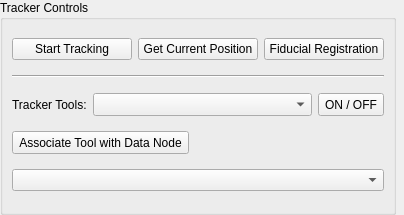
Above: Code/Gui/MITK/Modules/niftkIGIGui/ToolsGui/TrackerControlsWidget.ui from NifTK/NifTK before the change. Below: the same form after it.
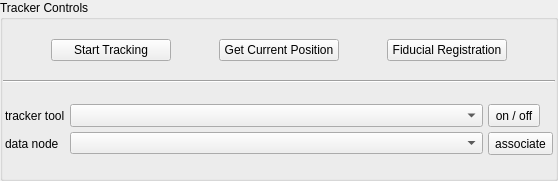
That is the form after the change. Custom widgets are drawn as their Qt base class.

Commit message: Bug #1946: Tweak layout for aesthetics

What changed in the file:
```diff
--- a/Code/Gui/MITK/Modules/niftkIGIGui/ToolsGui/TrackerControlsWidget.ui
+++ b/Code/Gui/MITK/Modules/niftkIGIGui/ToolsGui/TrackerControlsWidget.ui
@@ -6,8 +6,8 @@
    <rect>
     <x>0</x>
     <y>0</y>
-    <width>404</width>
-    <height>215</height>
+    <width>558</width>
+    <height>181</height>
    </rect>
   </property>
   <property name="sizePolicy">
@@ -19,17 +19,31 @@
   <property name="windowTitle">
    <string>Form</string>
   </property>
-  <layout class="QGridLayout" name="gridLayout">
+  <layout class="QVBoxLayout" name="verticalLayout_2">
+   <property name="spacing">
+    <number>0</number>
+   </property>
    <property name="margin">
     <number>0</number>
    </property>
-   <item row="0" column="0">
+   <item>
     <widget class="QGroupBox" name="groupBox">
      <property name="title">
       <string>Tracker Controls</string>
      </property>
-     <layout class="QGridLayout" name="gridLayout_2">
-      <item row="0" column="0">
+     <layout class="QHBoxLayout" name="horizontalLayout">
+      <property name="spacing">
+       <number>0</number>
+      </property>
+      <property name="margin">
+       <number>0</number>
+      </property>
+      <item>
+       <layout class="QVBoxLayout" name="verticalLayout">
+        <property name="spacing">
+         <number>0</number>
+        </property>
+        <item>
        <layout class="QHBoxLayout" name="horizontalLayout_2">
         <item>
          <widget class="QPushButton" name="pushButton_Tracking">
@@ -90,23 +104,29 @@
         </item>
        </layout>
       </item>
-      <item row="1" column="0">
+        <item>
        <widget class="Line" name="line">
         <property name="orientation">
          <enum>Qt::Horizontal</enum>
         </property>
        </widget>
       </item>
-      <item row="2" column="0">
-       <layout class="QHBoxLayout" name="_2">
         <item>
+         <layout class="QGridLayout" name="gridLayout">
+          <property name="margin">
+           <number>2</number>
+          </property>
+          <property name="spacing">
+           <number>5</number>
+          </property>
+          <item row="0" column="0">
          <widget class="QLabel" name="label_9">
           <property name="text">
-           <string>Tracker Tools:</string>
+             <string>tracker tool</string>
           </property>
          </widget>
         </item>
-        <item>
+          <item row="0" column="1">
          <widget class="QComboBox" name="comboBox_trackerTool">
           <property name="sizePolicy">
            <sizepolicy hsizetype="Expanding" vsizetype="Fixed">
@@ -122,7 +142,7 @@
           </property>
          </widget>
         </item>
-        <item>
+          <item row="0" column="2">
          <widget class="QToolButton" name="toolButton_Add">
           <property name="minimumSize">
            <size>
@@ -134,16 +154,28 @@
            <string>&lt;html&gt;&lt;head/&gt;&lt;body&gt;&lt;p&gt;Assign tool to tracker&lt;/p&gt;&lt;/body&gt;&lt;/html&gt;</string>
           </property>
           <property name="text">
-           <string>ON / OFF</string>
+             <string>on / off</string>
           </property>
          </widget>
         </item>
-       </layout>
-      </item>
-      <item row="4" column="0">
-       <widget class="QmitkDataStorageComboBox" name="comboBox"/>
-      </item>
-      <item row="3" column="0">
+          <item row="1" column="0">
+           <widget class="QLabel" name="label_10">
+            <property name="text">
+             <string>data node</string>
+            </property>
+           </widget>
+          </item>
+          <item row="1" column="1">
+           <widget class="QmitkDataStorageComboBox" name="comboBox">
+            <property name="sizePolicy">
+             <sizepolicy hsizetype="Expanding" vsizetype="Fixed">
+              <horstretch>0</horstretch>
+              <verstretch>0</verstretch>
+             </sizepolicy>
+            </property>
+           </widget>
+          </item>
+          <item row="1" column="2">
        <widget class="QToolButton" name="toolButton_Assoc">
         <property name="minimumSize">
          <size>
@@ -152,25 +184,16 @@
          </size>
         </property>
         <property name="text">
-         <string>Associate Tool with Data Node</string>
+             <string>associate</string>
         </property>
        </widget>
       </item>
      </layout>
-    </widget>
-   </item>
-   <item row="0" column="1">
-    <spacer name="horizontalSpacer">
-     <property name="orientation">
-      <enum>Qt::Horizontal</enum>
-     </property>
-     <property name="sizeHint" stdset="0">
-      <size>
-       <width>0</width>
-       <height>20</height>
-      </size>
-     </property>
-    </spacer>
+        </item>
+       </layout>
+      </item>
+     </layout>
+    </widget>
    </item>
   </layout>
  </widget>
```
Lines whose indentation alone changed are shown as unchanged. The commit also changes 4 other files.
